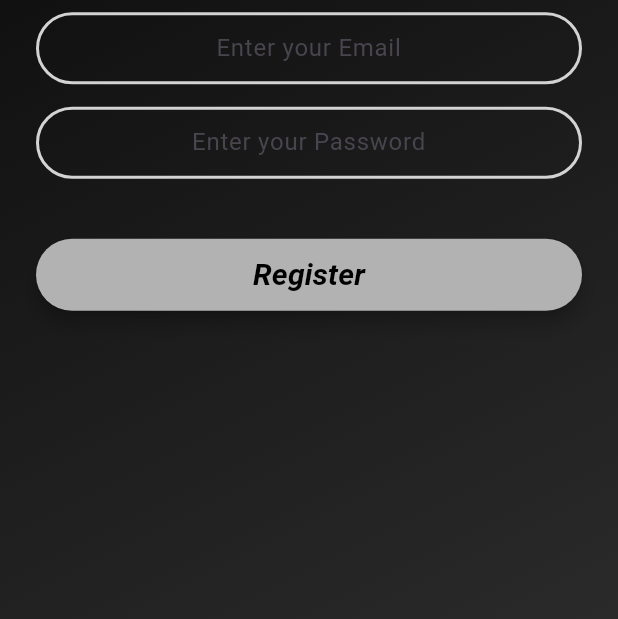
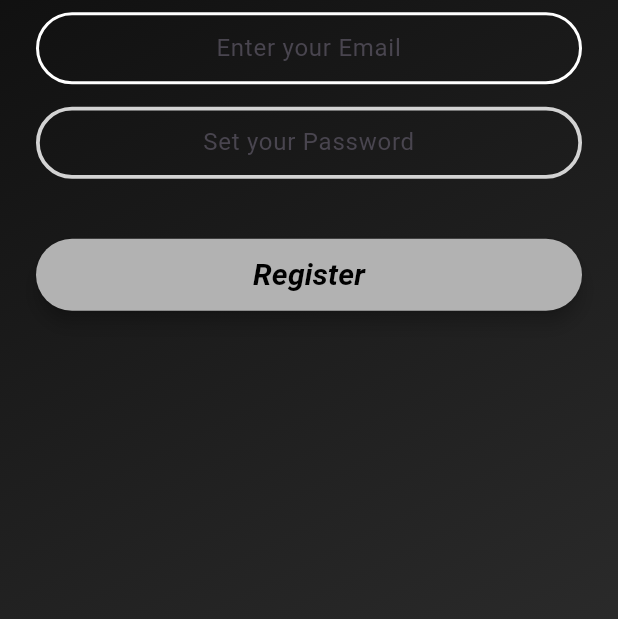
Before and after one commit to NeilGala/zync, a Flutter app: the RegistrationScreen screen opened by its route, on a phone screen of 412 x 824 dp, the part 617-1236 px from its top. Run offline on Flutter 3.47's test engine with Material 3 defaults, Android fonts, the phone set to English and light mode, and no system bars; drawn by our look-alikes of modal_progress_hud_nsn; our stand-ins replace animated_text_kit, cloud_firestore, firebase_auth, firebase_core; accounts and stored records are empty.

Commit message:
Colour added to the textfield

```diff
--- a/lib/constants.dart
+++ b/lib/constants.dart
@@ -25,7 +25,7 @@ const kTextFieldDecoration = InputDecoration(
     borderRadius: BorderRadius.all(Radius.circular(32.0)),
   ),
   enabledBorder: OutlineInputBorder(
-    borderSide: BorderSide(color: Color(0xFFD3D3D3), width: 2.0),
+    borderSide: BorderSide(color: Color(0xFFD3D3D3), width: 2.5),
     borderRadius: BorderRadius.all(Radius.circular(32.0)),
   ),
   focusedBorder: OutlineInputBorder(
--- a/lib/screens/registration_screen.dart
+++ b/lib/screens/registration_screen.dart
@@ -16,6 +16,36 @@ class _RegistrationScreenState extends State<RegistrationScreen> {
   bool showSpinner = false;
   String? email;
   String? password;
+  final emailController = TextEditingController();
+  Color emailBorderColor = Colors.white;
+
+  @override
+  void initState() {
+    super.initState();
+    emailController.addListener(() {
+      final emailText = emailController.text;
+      if (emailText.isEmpty) {
+        setState(() {
+          emailBorderColor = Colors.white;
+        });
+      } else if (RegExp(r'^[^@]+@[^@]+\.[^@]+').hasMatch(emailText)) {
+        setState(() {
+          emailBorderColor = Color(0xFF24D876);
+        });
+      } else {
+        setState(() {
+          emailBorderColor = Colors.red;
+        });
+      }
+    });
+  }
+
+  @override
+  void dispose() {
+    emailController.dispose();
+    super.dispose();
+  }
+
   @override
   Widget build(BuildContext context) {
     return Scaffold(
@@ -51,6 +81,7 @@ class _RegistrationScreenState extends State<RegistrationScreen> {
                   height: 30.0,
                 ),
                 TextField(
+                  controller: emailController,
                   textAlign: TextAlign.center,
                   keyboardType: TextInputType.emailAddress,
                   onChanged: (value) {
@@ -58,9 +89,19 @@ class _RegistrationScreenState extends State<RegistrationScreen> {
                   },
                   decoration: kTextFieldDecoration.copyWith(
                     hintText: 'Enter your Email',
+                    enabledBorder: OutlineInputBorder(
+                      borderSide:
+                          BorderSide(color: emailBorderColor, width: 2.0),
+                      borderRadius: BorderRadius.all(Radius.circular(30.0)),
+                    ),
+                    focusedBorder: OutlineInputBorder(
+                      borderSide:
+                          BorderSide(color: emailBorderColor, width: 2.0),
+                      borderRadius: BorderRadius.all(Radius.circular(30.0)),
+                    ),
                   ),
                   style: TextStyle(
-                    color: Colors.white, // Change this to your desired color
+                    color: Colors.white,
                   ),
                 ),
                 SizedBox(
@@ -73,10 +114,10 @@ class _RegistrationScreenState extends State<RegistrationScreen> {
                     password = value;
                   },
                   decoration: kTextFieldDecoration.copyWith(
-                    hintText: 'Enter your Password',
+                    hintText: 'Set your Password',
                   ),
                   style: TextStyle(
-                    color: Colors.white, // Change this to your desired color
+                    color: Colors.white,
                   ),
                 ),
                 SizedBox(
--- a/pubspec.yaml
+++ b/pubspec.yaml
@@ -17,6 +17,7 @@ dependencies:
   firebase_auth: ^5.5.0
   cloud_firestore: ^5.6.4
   modal_progress_hud_nsn: ^0.5.1
+  pinput: ^5.0.1
 
 dev_dependencies:
   flutter_test:
```
Also changed, not shown: images/phone_verification.png (added), pubspec.lock, 1 other file.
